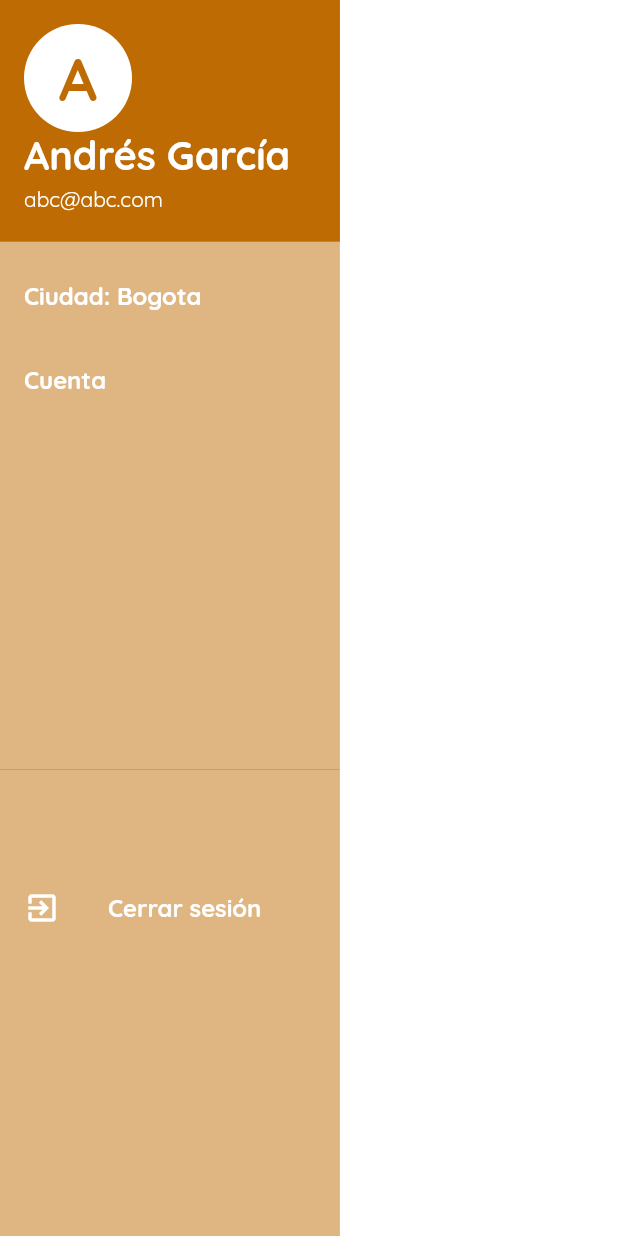
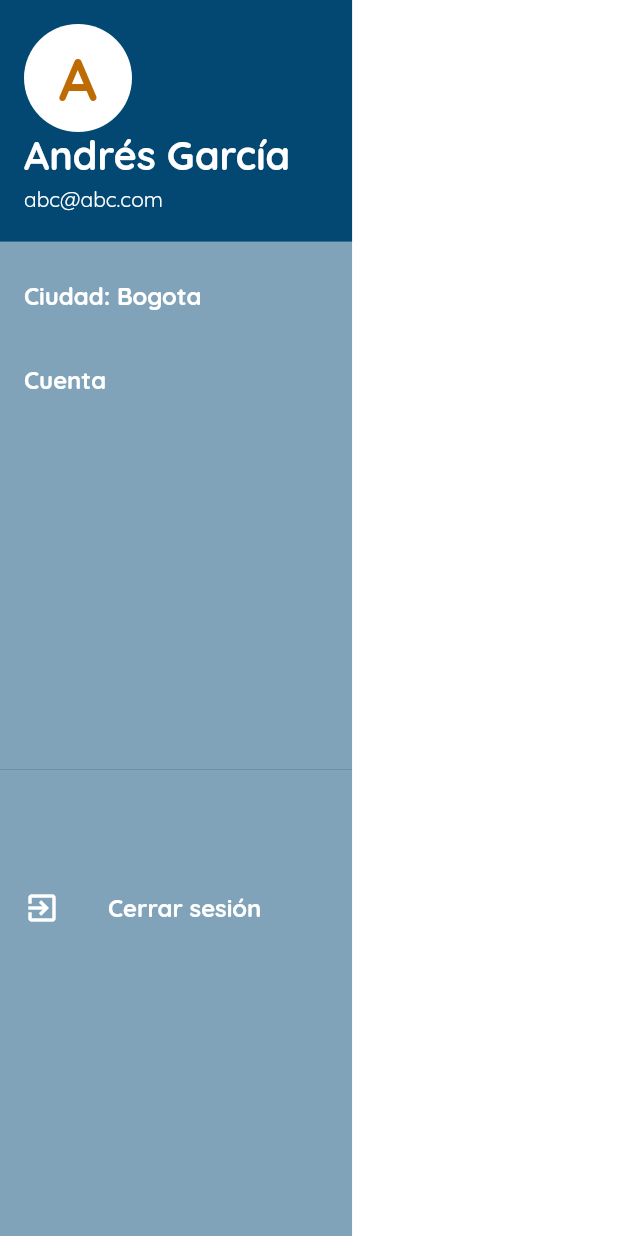
Before and after one commit to tech-andgar/mipeluqueriapp_flutter, a Flutter app: the CustomBlurDrawer widget shown alone on an empty page, opened directly, on a phone screen of 412 x 824 dp. Run offline on Flutter 3.47's test engine with Material 2 defaults, Android fonts, the phone set to English and light mode, and no system bars; our stand-ins replace email_validator, firebase_auth, firebase_core, flutter_neumorphic, flutter_svg, font_awesome_flutter and 3 more; accounts and stored records are empty; network calls fail.

Commit message:
Change color Drawer

```diff
--- a/lib/screens/home/components/home_drawer_custom_blur.dart
+++ b/lib/screens/home/components/home_drawer_custom_blur.dart
@@ -16,7 +16,7 @@ class CustomBlurDrawer extends StatelessWidget {
   Widget build(BuildContext context) {
     return ClipPath(
       child: Container(
-        width: SizeConfig.screenWidth * 0.55,
+        width: SizeConfig.screenWidth * 0.57,
         child: Stack(
           children: [
             BackdropFilter(
@@ -25,12 +25,12 @@ class CustomBlurDrawer extends StatelessWidget {
                 sigmaX: 5.0,
               ),
               child: Container(
-                decoration: BoxDecoration(color: kPrimaryColor.withOpacity(0.5)),
+                decoration: BoxDecoration(color: kSecondaryColor.withOpacity(0.5)),
                 child: ListView(
                   children: [
                     UserAccountsDrawerHeader(
                       decoration: BoxDecoration(
-                        color: kPrimaryColor,
+                        color: kSecondaryColor,
                       ),
                       accountName: Text(
                         'Andrés García',
```
